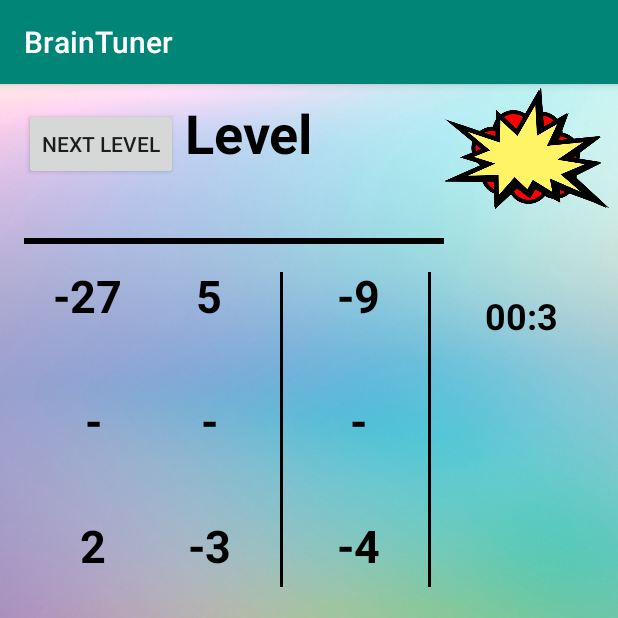
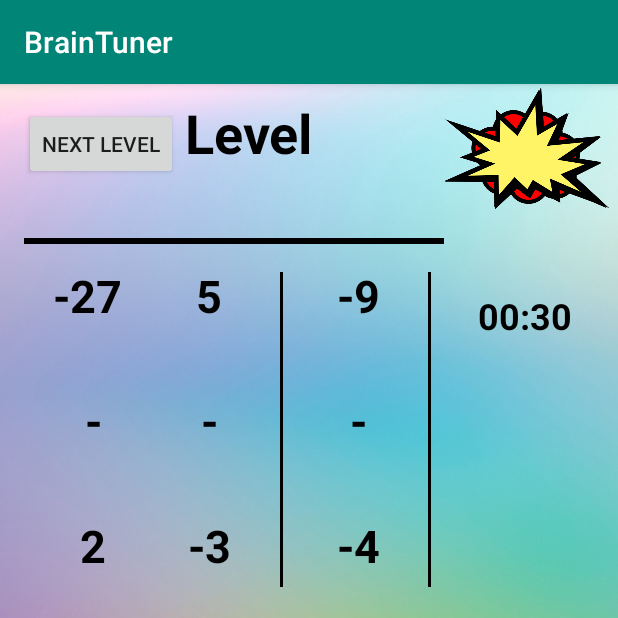
Before and after one commit to tdwic/BrainTuner2, an Android app: the level_2_a screen opened directly, with no data from a screen before it, on a phone screen of 412 x 824 dp, the top half of it. Run offline under Robolectric (Android 15) with nearby library versions, the phone set to English and light mode, and no system bars; Roboto replaces fonts that are not available here.

Commit message:
page string

```diff
--- a/app/src/main/res/layout/activity_level_2_a.xml
+++ b/app/src/main/res/layout/activity_level_2_a.xml
@@ -15,7 +15,7 @@
         android:layout_marginTop="8dp"
         android:layout_marginEnd="8dp"
         android:layout_marginBottom="8dp"
-        android:text="3"
+        android:text="@string/butt3"
         android:textSize="30sp"
         app:layout_constraintBottom_toBottomOf="parent"
         app:layout_constraintEnd_toEndOf="parent"
@@ -32,7 +32,7 @@
         android:layout_marginTop="8dp"
         android:layout_marginEnd="8dp"
         android:layout_marginBottom="8dp"
-        android:text="7"
+        android:text="@string/butt7"
         android:textSize="30sp"
         app:layout_constraintBottom_toBottomOf="parent"
         app:layout_constraintEnd_toEndOf="parent"
@@ -49,7 +49,7 @@
         android:layout_marginTop="8dp"
         android:layout_marginEnd="8dp"
         android:layout_marginBottom="8dp"
-        android:text="0"
+        android:text="@string/butt0"
         android:textSize="30sp"
         app:layout_constraintBottom_toBottomOf="parent"
         app:layout_constraintEnd_toEndOf="parent"
@@ -66,7 +66,7 @@
         android:layout_marginTop="8dp"
         android:layout_marginEnd="8dp"
         android:layout_marginBottom="8dp"
-        android:text="2"
+        android:text="@string/butt2"
         android:textSize="30sp"
         app:layout_constraintBottom_toBottomOf="parent"
         app:layout_constraintEnd_toEndOf="parent"
@@ -83,7 +83,7 @@
         android:layout_marginTop="8dp"
         android:layout_marginEnd="8dp"
         android:layout_marginBottom="8dp"
-        android:text="9"
+        android:text="@string/butt9"
         android:textSize="30sp"
         app:layout_constraintBottom_toBottomOf="parent"
         app:layout_constraintEnd_toEndOf="parent"
@@ -115,7 +115,7 @@
         android:layout_marginTop="8dp"
         android:layout_marginEnd="8dp"
         android:layout_marginBottom="8dp"
-        android:text="8"
+        android:text="@string/butt8"
         android:textSize="30sp"
         app:layout_constraintBottom_toBottomOf="parent"
         app:layout_constraintEnd_toEndOf="parent"
@@ -132,7 +132,7 @@
         android:layout_marginTop="8dp"
         android:layout_marginEnd="8dp"
         android:layout_marginBottom="8dp"
-        android:text="-27"
+        android:text="@string/gride1"
         android:textAlignment="center"
         android:textColor="#000000"
         android:textSize="30sp"
@@ -152,7 +152,7 @@
         android:layout_marginTop="8dp"
         android:layout_marginEnd="8dp"
         android:layout_marginBottom="8dp"
-        android:text="4"
+        android:text="@string/butt4"
         android:textSize="30sp"
         app:layout_constraintBottom_toBottomOf="parent"
         app:layout_constraintEnd_toEndOf="parent"
@@ -169,7 +169,7 @@
         android:layout_marginTop="8dp"
         android:layout_marginEnd="8dp"
         android:layout_marginBottom="8dp"
-        android:text="-"
+        android:text="@string/gride4"
         android:textAlignment="center"
         android:textColor="#000000"
         android:textSize="30sp"
@@ -189,7 +189,7 @@
         android:layout_marginTop="8dp"
         android:layout_marginEnd="8dp"
         android:layout_marginBottom="8dp"
-        android:text="-3"
+        android:text="@string/gride8"
         android:textAlignment="center"
         android:textColor="#000000"
         android:textSize="30sp"
@@ -244,7 +244,7 @@
         android:layout_marginTop="8dp"
         android:layout_marginEnd="8dp"
         android:layout_marginBottom="8dp"
-        android:text="-9"
+        android:text="@string/gride3"
         android:textAlignment="center"
         android:textColor="#000000"
         android:textSize="30sp"
@@ -264,7 +264,7 @@
         android:layout_marginTop="8dp"
         android:layout_marginEnd="8dp"
         android:layout_marginBottom="8dp"
-        android:text="-"
+        android:text="@string/gride5"
         android:textAlignment="center"
         android:textColor="#000000"
         android:textSize="30sp"
@@ -284,7 +284,7 @@
         android:layout_marginTop="8dp"
         android:layout_marginEnd="8dp"
         android:layout_marginBottom="8dp"
-        android:text="-"
+        android:text="@string/gride6"
         android:textAlignment="center"
         android:textColor="#000000"
         android:textSize="30sp"
@@ -304,7 +304,7 @@
         android:layout_marginTop="8dp"
         android:layout_marginEnd="8dp"
         android:layout_marginBottom="8dp"
-        android:text="-4"
+        android:text="@string/gride9"
         android:textAlignment="center"
         android:textColor="#000000"
         android:textSize="30sp"
@@ -340,7 +340,7 @@
         android:layout_marginTop="8dp"
         android:layout_marginEnd="8dp"
         android:layout_marginBottom="8dp"
-        android:text="del"
+        android:text="@string/dele"
         android:textSize="30sp"
         app:layout_constraintBottom_toBottomOf="parent"
         app:layout_constraintEnd_toEndOf="parent"
@@ -357,7 +357,7 @@
         android:layout_marginTop="8dp"
         android:layout_marginEnd="8dp"
         android:layout_marginBottom="8dp"
-        android:text="6"
+        android:text="@string/butt6"
         android:textSize="30sp"
         app:layout_constraintBottom_toBottomOf="parent"
         app:layout_constraintEnd_toEndOf="parent"
@@ -374,7 +374,7 @@
         android:layout_marginTop="8dp"
         android:layout_marginEnd="8dp"
         android:layout_marginBottom="8dp"
-        android:text="1"
+        android:text="@string/butt1"
         android:textSize="30sp"
         android:textStyle="bold"
         app:layout_constraintBottom_toBottomOf="parent"
@@ -392,7 +392,7 @@
         android:layout_marginTop="8dp"
         android:layout_marginEnd="8dp"
         android:layout_marginBottom="8dp"
-        android:text="5"
+        android:text="@string/gride2"
         android:textAlignment="center"
         android:textColor="#000000"
         android:textSize="30sp"
@@ -427,7 +427,7 @@
         android:layout_marginTop="8dp"
         android:layout_marginEnd="8dp"
         android:layout_marginBottom="8dp"
-        android:text="5"
+        android:text="@string/butt5"
         android:textSize="30sp"
         app:layout_constraintBottom_toBottomOf="parent"
         app:layout_constraintEnd_toEndOf="parent"
@@ -462,7 +462,7 @@
         android:layout_marginTop="8dp"
         android:layout_marginEnd="8dp"
         android:layout_marginBottom="8dp"
-        android:text="2"
+        android:text="@string/gride7"
         android:textAlignment="center"
         android:textColor="#000000"
         android:textSize="30sp"
@@ -492,13 +492,13 @@
 
     <TextView
         android:id="@+id/textView20"
-        android:layout_width="61dp"
-        android:layout_height="36dp"
+        android:layout_width="66dp"
+        android:layout_height="39dp"
         android:layout_marginStart="8dp"
         android:layout_marginTop="8dp"
         android:layout_marginEnd="8dp"
         android:layout_marginBottom="8dp"
-        android:text="00:30"
+        android:text="@string/tim"
         android:textColor="#000000"
         android:textSize="24sp"
         android:textStyle="bold"
--- a/app/src/main/res/values/strings.xml
+++ b/app/src/main/res/values/strings.xml
@@ -8,36 +8,46 @@
     <string name="menuBtnPlay">Start</string>
     <string name="menuBtnExit">Exit</string>
 
-    <!--le 3-->
-    <string name="l3btn0">0</string>
-    <string name="l3btn1">1</string>
-    <string name="l3btn3">3</string>
-    <string name="l3btn6">6</string>
-    <string name="l3btn2">2</string>
-    <string name="l3btn5">5</string>
-    <string name="l3btn7">7</string>
-    <string name="l3btn9">9</string>
-    <string name="l3btn4">4</string>
-    <string name="l3btn8">8</string>
-    <string name="txtv2">25</string>
-    <string name="txtv3">25</string>
-    <string name="txtv4">25</string>
-    <string name="txtv5">25</string>
-    <string name="txtv6">25</string>
-    <string name="txtv7">25</string>
-    <string name="txtv8">25</string>
-    <string name="txtv9">25</string>
-    <string name="l3btnans">Answer</string>
-    <string name="l3btndel">Del</string>
-    <string name="l3txtv1"> </string>
+    <!--level 2-->
 
-    <string name="l3txtv">01:00</string>
+    <string name="time">01:00</string>
+
+    <string name="grid1">7</string>
+    <string name="grid2">5</string>
+    <string name="grid3">9</string>
+    <string name="grid4">-</string>
+    <string name="grid5">-</string>
+    <string name="grid6">-</string>
+    <string name="grid7">2</string>
+    <string name="grid8">3</string>
+    <string name="grid9">4</string>
+
+    <string name="butt1">1</string>
+    <string name="butt2">2</string>
+    <string name="butt3">3</string>
+    <string name="butt4">4</string>
+    <string name="butt5">5</string>
+    <string name="butt6">6</string>
+    <string name="butt7">7</string>
+    <string name="butt8">8</string>
+    <string name="butt9">9</string>
+    <string name="butt0">0</string>
+    <string name="dele">DEL</string>
+
+    <!--level 2.1-->
+
+    <string name="tim">00:30</string>
+
+    <string name="gride1">-27</string>
+    <string name="gride2">5</string>
+    <string name="gride3">-9</string>
+    <string name="gride4">-</string>
+    <string name="gride5">-</string>
+    <string name="gride6">-</string>
+    <string name="gride7">2</string>
+    <string name="gride8">-3</string>
+    <string name="gride9">-4</string>
 
 
 
-
-    <!--Score page-->
-    <string name="playBtnScore">Play  Again</string>
-    <string name="exitBtnScore">Exit</string>
-
 </resources>
```
Also changed, not shown: app/src/main/res/layout/activity_level_2.xml (+22 -22 lines).
